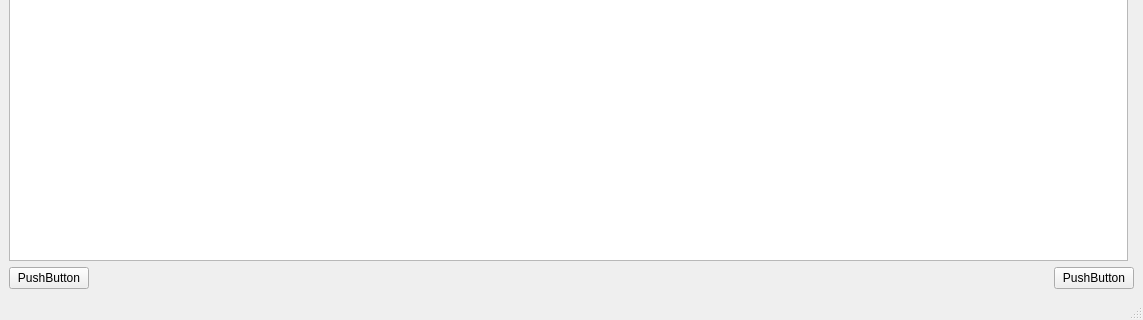
Before: the Qt Designer form worksheet6/QTproject/mainwindow.ui in ABokanan/2025_eeyab13, drawn with Qt 5; both pictures show x 0 to 1143 and y 397 to 717 of the 1143 by 717 pixel window.
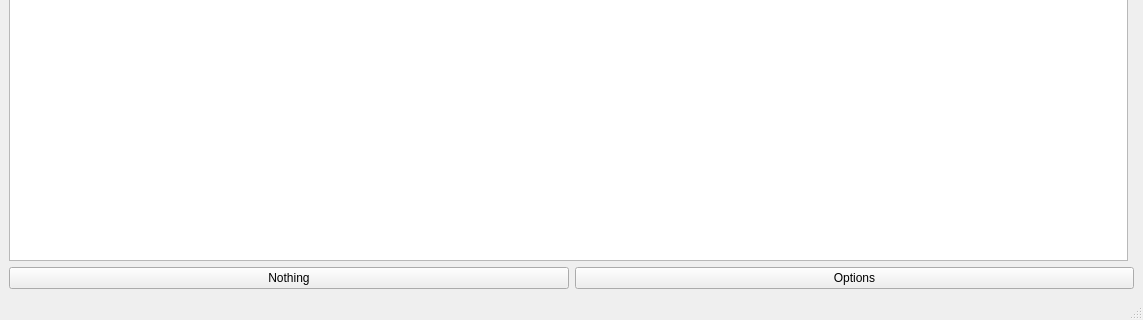
After: the same form once the commit is applied. Icons and pictures are not drawn.

Patch:
```diff
--- a/worksheet6/QTproject/mainwindow.ui
+++ b/worksheet6/QTproject/mainwindow.ui
@@ -37,27 +37,14 @@
       <item>
        <widget class="QPushButton" name="pushButton">
         <property name="text">
-         <string>PushButton</string>
+         <string>Nothing</string>
         </property>
        </widget>
       </item>
-      <item>
-       <spacer name="horizontalSpacer">
-        <property name="orientation">
-         <enum>Qt::Orientation::Horizontal</enum>
-        </property>
-        <property name="sizeHint" stdset="0">
-         <size>
-          <width>40</width>
-          <height>20</height>
-         </size>
-        </property>
-       </spacer>
-      </item>
       <item>
        <widget class="QPushButton" name="pushButton_2">
         <property name="text">
-         <string>PushButton</string>
+         <string>Options</string>
         </property>
        </widget>
       </item>
```
